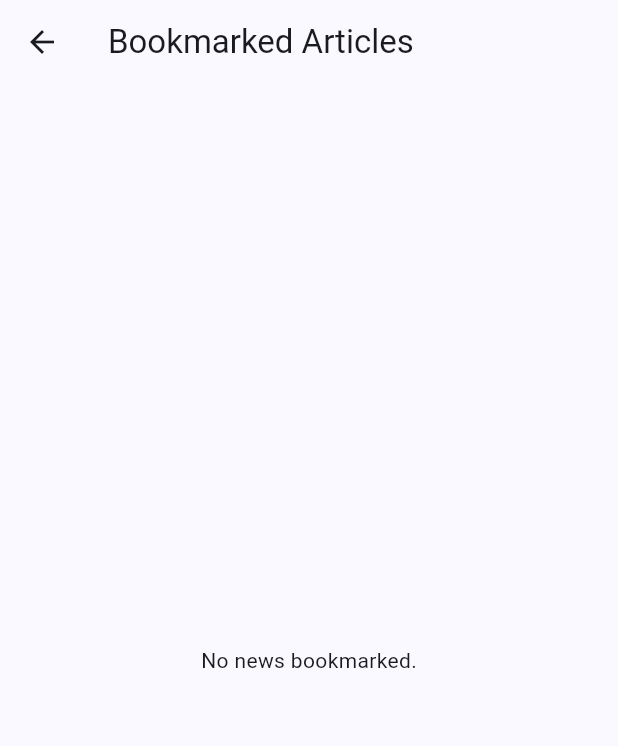
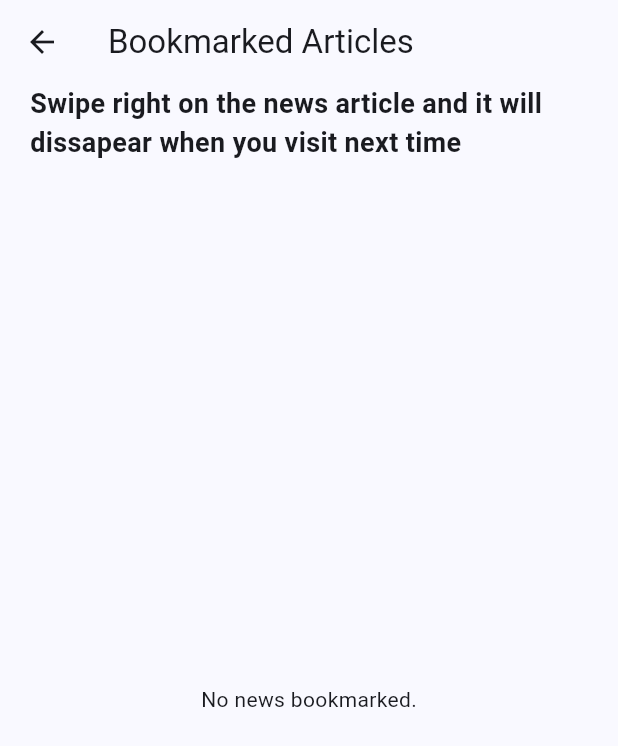
Before and after one commit to Aggerio/Flutter-News-App, a Flutter app: the FavoriteArticles screen opened directly, on a phone screen of 412 x 824 dp. Shown: the top 746 px of the screen. Run offline on Flutter 3.47's test engine with Material 3 defaults, Android fonts, the light colour scheme and no system bars; our stand-ins replace sqflite; missing offline and left inert: flutter_inappwebview; accounts and stored records are empty; network calls fail.

Commit message:
minor changes

```diff
--- a/lib/logic/database_interaction.dart
+++ b/lib/logic/database_interaction.dart
@@ -23,7 +23,7 @@ Future<void> insertArticle(NewsModel nm) async {
   );
 }
 
-Future<List<NewsModel>> newsModels() async {
+Future<List<NewsModel>> getFavoriteNewsModels() async {
   final database = openDatabase(
     join(await getDatabasesPath(), 'news_app_database.db'),
     onCreate: (db, version) {
--- a/lib/widgets/FavoriteArticles.dart
+++ b/lib/widgets/FavoriteArticles.dart
@@ -11,14 +11,27 @@ class FavoriteArticles extends StatefulWidget {
 }
 
 class _FavoriteArticles extends State<FavoriteArticles> {
-  dynamic lst = newsModels();
+  dynamic lst = getFavoriteNewsModels();
   @override
   Widget build(BuildContext context) {
     return Scaffold(
       appBar: AppBar(
         title: const Text("Bookmarked Articles"),
       ),
-      body: FutureBuilder<List<NewsModel>>(
+      body: Column(
+        children: [
+          const Padding(
+            padding: EdgeInsets.only(left: 20.0),
+            child: Text(
+              "Swipe right on the news article and it will dissapear when you visit next time",
+              style: TextStyle(
+                fontWeight: FontWeight.bold,
+                fontSize: 18.0,
+              ),
+            ),
+          ),
+          Expanded(
+            child: FutureBuilder<List<NewsModel>>(
               future: lst,
               builder: (context, snapshot) {
                 if (snapshot.connectionState == ConnectionState.waiting) {
@@ -34,16 +47,28 @@ class _FavoriteArticles extends State<FavoriteArticles> {
                     child: Text('No news bookmarked.'),
                   );
                 } else {
-            return ListView.builder(
+                  return RefreshIndicator(
+                    onRefresh: () async {
+                      setState(
+                        () {
+                          lst = getFavoriteNewsModels();
+                        },
+                      );
+                    },
+                    child: ListView.builder(
                       itemCount: snapshot.data!.length,
                       itemBuilder: (context, index) {
                         NewsModel news = snapshot.data![index];
                         return NewsDisplay(info: news);
                       },
+                    ),
                   );
                 }
               },
             ),
+          ),
+        ],
+      ),
     );
   }
 }
--- a/lib/widgets/HomePage.dart
+++ b/lib/widgets/HomePage.dart
@@ -96,7 +96,7 @@ class _MyHomePageState extends State<MyHomePage> {
         ),
       ),
       appBar: AppBar(
-        title: const Text('All Newzzz'),
+        title: const Text('Newzzz App'),
         actions: [
           Padding(
             padding: const EdgeInsets.symmetric(horizontal: 16),
```
Also changed, not shown: lib/widgets/NewsDisplay.dart (+9 -1 lines), 2 other files. Lines whose indentation alone changed are shown as unchanged.
